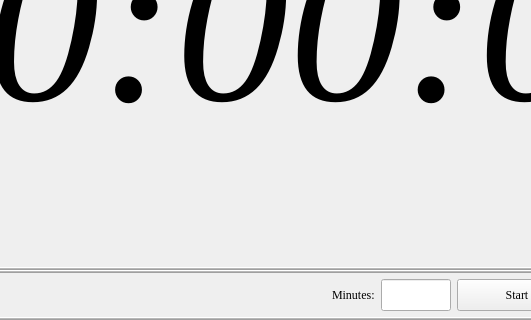
futuregainz/iSleep, file sleeptimer.ui: the form before one commit; both pictures show x 134 to 665 and y 223 to 543 of the 846 by 543 pixel window.
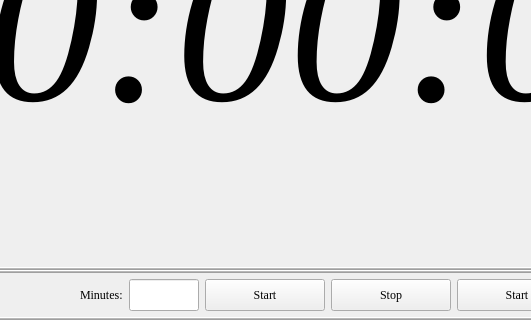
The form after the commit.

```diff
--- a/sleeptimer.ui
+++ b/sleeptimer.ui
@@ -170,6 +170,50 @@
         </property>
        </widget>
       </item>
+      <item>
+       <widget class="QPushButton" name="stopWatchStart">
+        <property name="sizePolicy">
+         <sizepolicy hsizetype="Expanding" vsizetype="MinimumExpanding">
+          <horstretch>0</horstretch>
+          <verstretch>0</verstretch>
+         </sizepolicy>
+        </property>
+        <property name="maximumSize">
+         <size>
+          <width>120</width>
+          <height>16777215</height>
+         </size>
+        </property>
+        <property name="text">
+         <string>Start</string>
+        </property>
+       </widget>
+      </item>
+      <item>
+       <widget class="QPushButton" name="stopWatchStop">
+        <property name="sizePolicy">
+         <sizepolicy hsizetype="Expanding" vsizetype="Expanding">
+          <horstretch>0</horstretch>
+          <verstretch>0</verstretch>
+         </sizepolicy>
+        </property>
+        <property name="minimumSize">
+         <size>
+          <width>120</width>
+          <height>0</height>
+         </size>
+        </property>
+        <property name="maximumSize">
+         <size>
+          <width>120</width>
+          <height>16777215</height>
+         </size>
+        </property>
+        <property name="text">
+         <string>Stop</string>
+        </property>
+       </widget>
+      </item>
       <item>
        <widget class="QPushButton" name="startTimer">
         <property name="sizePolicy">
```
Left out of the diff: 2 changed lines with no effect on the pictures.
